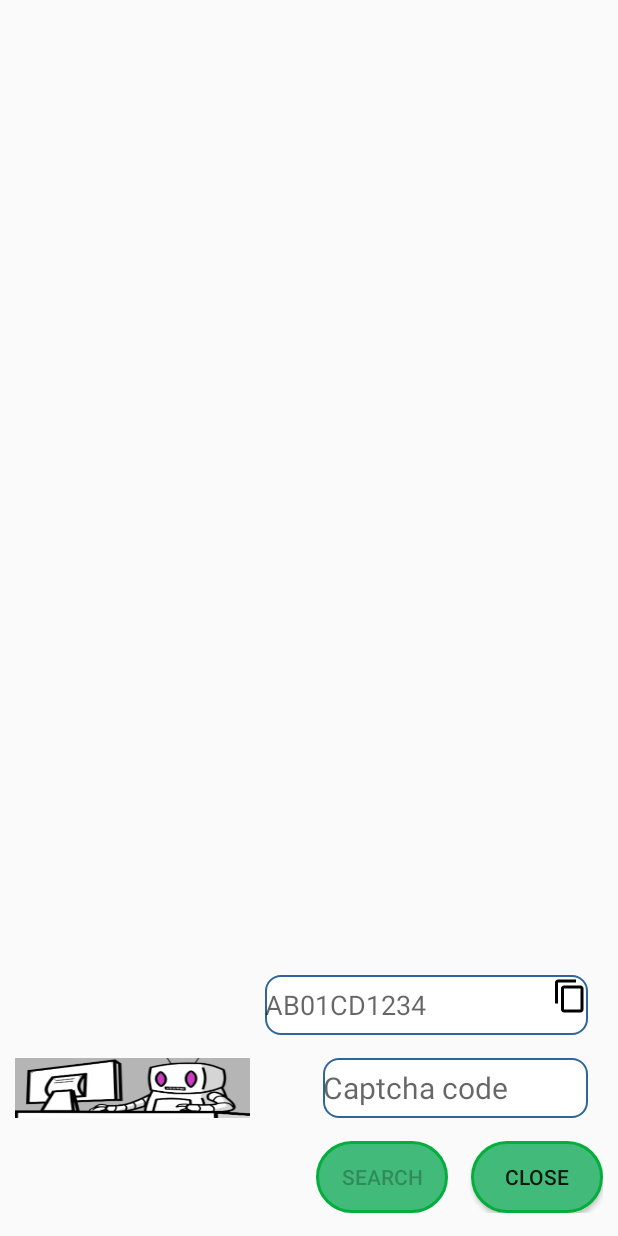
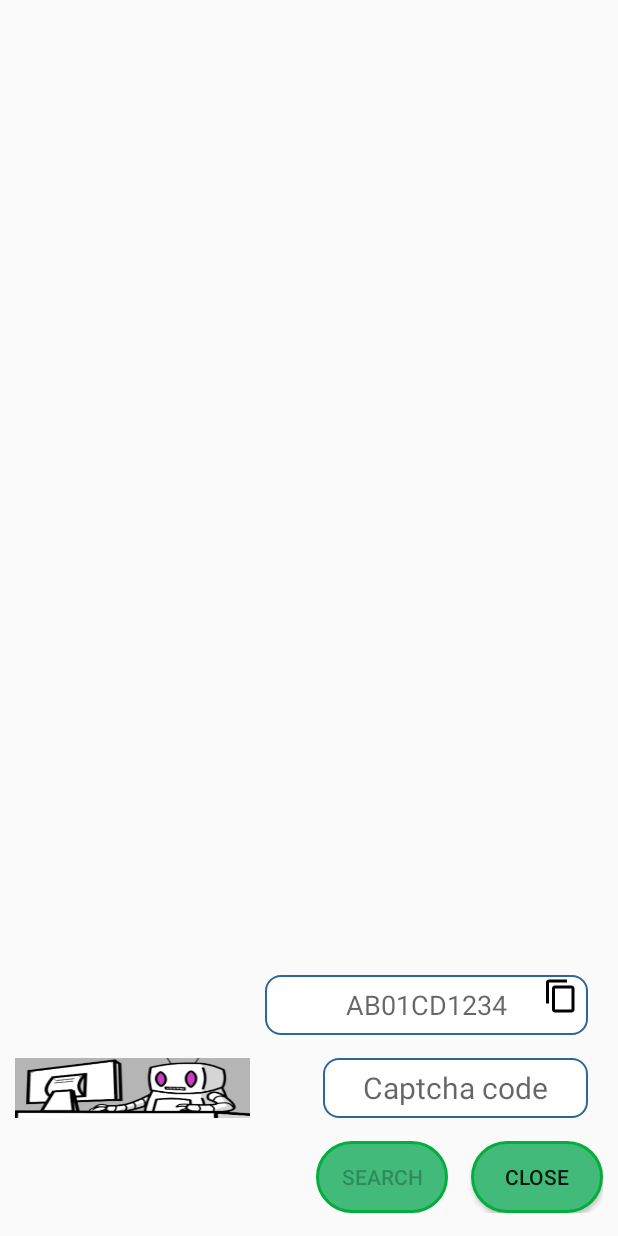
Before and after one commit to Udayraj123/VehicleInfoOCR, an Android app: the layout main_content.xml on its own in the app's theme, with its tools: preview values and no code run, on a phone screen of 412 x 824 dp. Run offline under Robolectric (Android 15) with nearby library versions, the phone set to English and light mode, and no system bars; plain views replace EditTextPicker.

Commit message:
minor update

```diff
--- a/app/src/main/java/com/example/ocr/utils/SimplePermissions.java
+++ b/app/src/main/java/com/example/ocr/utils/SimplePermissions.java
@@ -1,4 +1,4 @@
-package com.example.ocr.util;
+package com.example.ocr.utils;
 
 import android.content.pm.PackageManager;
 import android.support.v4.app.ActivityCompat;
--- a/app/src/main/res/drawable/ic_content_copy_black_24dp.xml
+++ b/app/src/main/res/drawable/ic_content_copy_black_24dp.xml
@@ -1,8 +1,8 @@
 <vector xmlns:android="http://schemas.android.com/apk/res/android"
-        android:width="24dp"
-        android:height="24dp"
-        android:viewportWidth="24.0"
-        android:viewportHeight="24.0">
+        android:width="30dp"
+        android:height="30dp"
+        android:viewportWidth="30.0"
+        android:viewportHeight="30.0">
     <path
         android:fillColor="#FF000000"
         android:pathData="M16,1L4,1c-1.1,0 -2,0.9 -2,2v14h2L4,3h12L16,1zM19,5L8,5c-1.1,0 -2,0.9 -2,2v14c0,1.1 0.9,2 2,2h11c1.1,0 2,-0.9 2,-2L21,7c0,-1.1 -0.9,-2 -2,-2zM19,21L8,21L8,7h11v14z"/>
--- a/app/src/main/res/layout/main_content.xml
+++ b/app/src/main/res/layout/main_content.xml
@@ -46,6 +46,7 @@
             android:layout_height="40dp"
             android:background="@drawable/rounded_edittext"
             android:hint="@string/plate_hint"
+            android:textAlignment="center"
             android:layout_marginLeft="10dp"
             android:layout_marginStart="10dp"
             android:layout_marginRight="10dp"
@@ -113,6 +114,7 @@
                 android:layout_marginRight="10dp"
                 android:background="@drawable/rounded_edittext"
                 android:imeOptions="actionDone"
+                android:textAlignment="center"
                 android:hint="@string/captcha_hint"
                 android:maxLines="1"
                 android:maxLength="5"
```
Also changed, not shown: app/src/main/java/com/example/ocr/MainActivity.java (+7 -4 lines).
